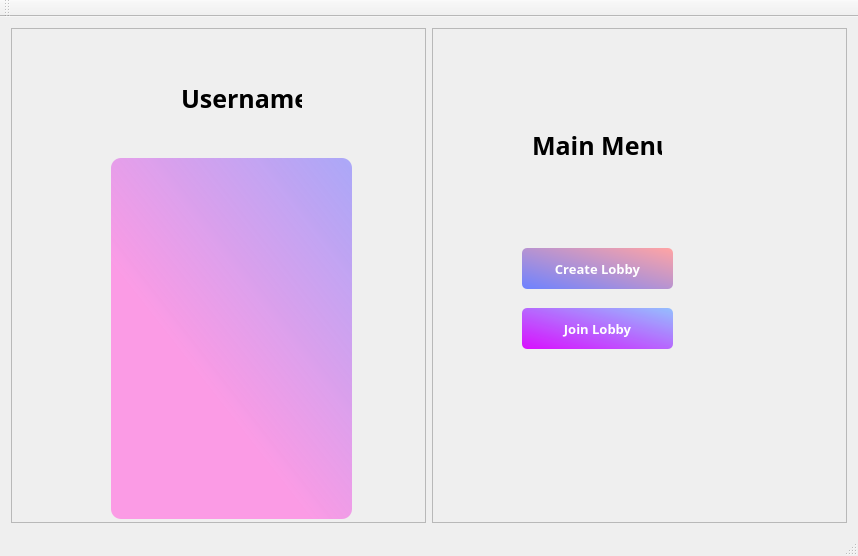
Above: GUI+Client/GUI+Client/menuWindow.ui from RobyDoge/Burning-Legion before the change. Below: the same form after it.
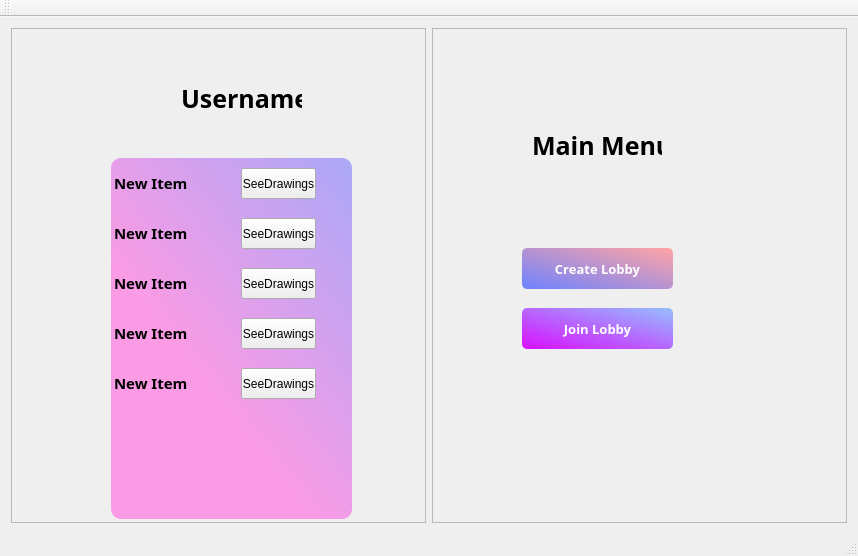
That is the form after the change.

Commit message: Added main window images

What changed in the file:
```diff
--- a/GUI+Client/GUI+Client/menuWindow.ui
+++ b/GUI+Client/GUI+Client/menuWindow.ui
@@ -63,6 +63,31 @@
  }
 </string>
        </property>
+       <item>
+        <property name="text">
+         <string>New Item</string>
+        </property>
+       </item>
+       <item>
+        <property name="text">
+         <string>New Item</string>
+        </property>
+       </item>
+       <item>
+        <property name="text">
+         <string>New Item</string>
+        </property>
+       </item>
+       <item>
+        <property name="text">
+         <string>New Item</string>
+        </property>
+       </item>
+       <item>
+        <property name="text">
+         <string>New Item</string>
+        </property>
+       </item>
       </widget>
       <widget class="QLabel" name="usernameLabel">
        <property name="geometry">
@@ -93,6 +118,71 @@
         <string>Username</string>
        </property>
       </widget>
+      <widget class="QPushButton" name="SeeDrawings1">
+       <property name="geometry">
+        <rect>
+         <x>230</x>
+         <y>140</y>
+         <width>75</width>
+         <height>31</height>
+        </rect>
+       </property>
+       <property name="text">
+        <string>SeeDrawings</string>
+       </property>
+      </widget>
+      <widget class="QPushButton" name="SeeDrawings2">
+       <property name="geometry">
+        <rect>
+         <x>230</x>
+         <y>190</y>
+         <width>75</width>
+         <height>31</height>
+        </rect>
+       </property>
+       <property name="text">
+        <string>SeeDrawings</string>
+       </property>
+      </widget>
+      <widget class="QPushButton" name="SeeDrawings3">
+       <property name="geometry">
+        <rect>
+         <x>230</x>
+         <y>240</y>
+         <width>75</width>
+         <height>31</height>
+        </rect>
+       </property>
+       <property name="text">
+        <string>SeeDrawings</string>
+       </property>
+      </widget>
+      <widget class="QPushButton" name="SeeDrawings4">
+       <property name="geometry">
+        <rect>
+         <x>230</x>
+         <y>290</y>
+         <width>75</width>
+         <height>31</height>
+        </rect>
+       </property>
+       <property name="text">
+        <string>SeeDrawings</string>
+       </property>
+      </widget>
+      <widget class="QPushButton" name="SeeDrawings5">
+       <property name="geometry">
+        <rect>
+         <x>230</x>
+         <y>340</y>
+         <width>75</width>
+         <height>31</height>
+        </rect>
+       </property>
+       <property name="text">
+        <string>SeeDrawings</string>
+       </property>
+      </widget>
      </widget>
     </item>
     <item>
```
The commit also changes 7 other files.
